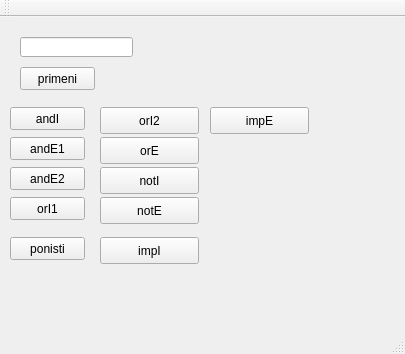
Qt form Interaktivni-dokazivac/mainwindow.ui (Shoocky/Interaktivni-dokazivac) before a commit.
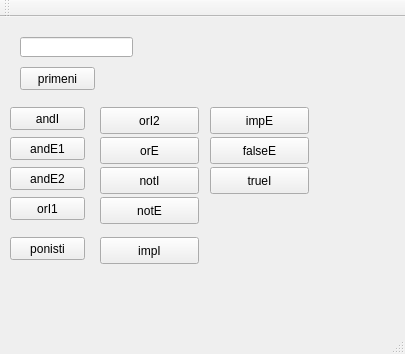
The same form after that commit.

```diff
--- a/Interaktivni-dokazivac/mainwindow.ui
+++ b/Interaktivni-dokazivac/mainwindow.ui
@@ -210,6 +210,32 @@
      <string>impE</string>
     </property>
    </widget>
+   <widget class="QPushButton" name="falseE">
+    <property name="geometry">
+     <rect>
+      <x>210</x>
+      <y>120</y>
+      <width>99</width>
+      <height>27</height>
+     </rect>
+    </property>
+    <property name="text">
+     <string>falseE</string>
+    </property>
+   </widget>
+   <widget class="QPushButton" name="trueI">
+    <property name="geometry">
+     <rect>
+      <x>210</x>
+      <y>150</y>
+      <width>99</width>
+      <height>27</height>
+     </rect>
+    </property>
+    <property name="text">
+     <string>trueI</string>
+    </property>
+   </widget>
   </widget>
   <widget class="QMenuBar" name="menuBar">
    <property name="geometry">
```
